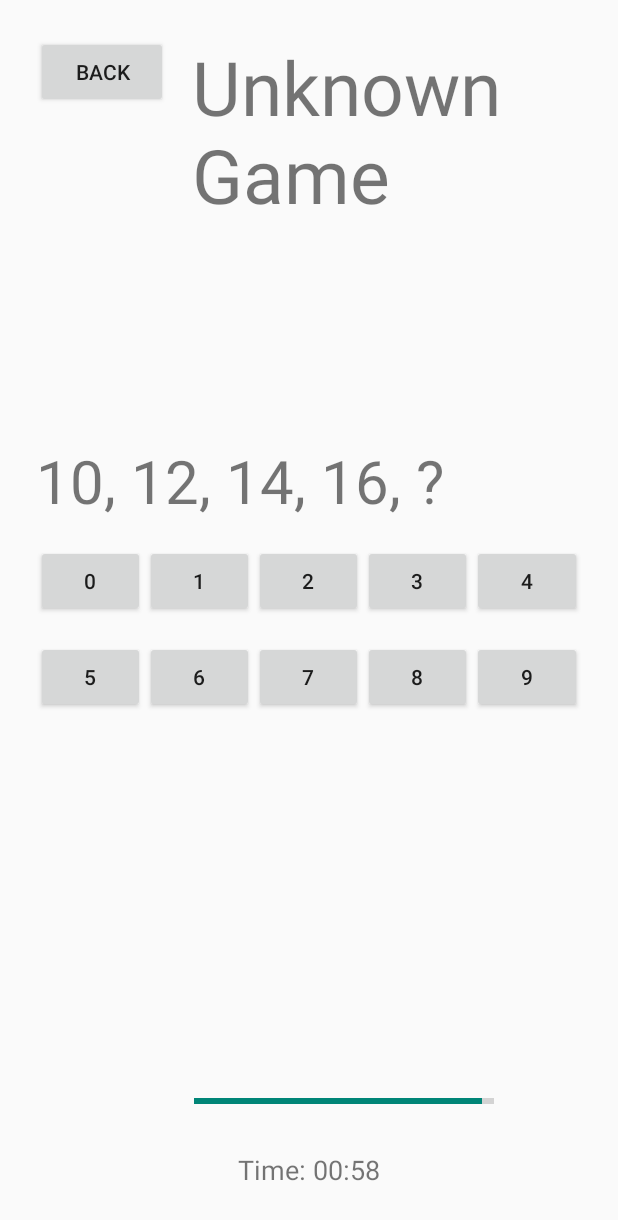
After one commit to mMelnic/RetroByte-Blitz, an Android app built with Jetpack Compose: the fragment SequenceGameFragment placed in its activity, on a phone screen of 412 x 824 dp. The commit adds this screen. Shown: the top 1220 px of the screen. Run offline under Robolectric (Android 15) with nearby library versions, the phone set to English and light mode, and no system bars.

Commit message:
Calculation game for arithmetic, geometric progressions

```diff
--- a/app/src/main/java/hu/bme/aut/fvf13l/retrobyteblitz/fragments/games/GameActivity.kt
+++ b/app/src/main/java/hu/bme/aut/fvf13l/retrobyteblitz/fragments/games/GameActivity.kt
@@ -35,6 +35,7 @@
             "MemoryGame" -> MemoryGameFragment()
             "Drag" -> MemoryDragGameFragment()
             "Grid" -> GridMemoryGameFragment()
+            "Sequence" -> SequenceGameFragment()
             // Add other cases for additional games as needed
             else -> null
         }
--- /dev/null
+++ b/app/src/main/java/hu/bme/aut/fvf13l/retrobyteblitz/fragments/games/SequenceGameFragment.kt
@@ -0,0 +1,121 @@
+package hu.bme.aut.fvf13l.retrobyteblitz.fragments.games
+
+import android.os.Bundle
+import android.os.Handler
+import android.os.Looper
+import android.view.LayoutInflater
+import android.view.View
+import android.view.ViewGroup
+import android.widget.Button
+import androidx.appcompat.app.AlertDialog
+import androidx.fragment.app.Fragment
+import hu.bme.aut.fvf13l.retrobyteblitz.databinding.FragmentSequenceGameBinding
+import kotlin.math.pow
+import kotlin.random.Random
+
+class SequenceGameFragment : Fragment(), CountdownTimerFragment.TimerEndListener {
+
+    private var correctAnswers = 0
+    private var totalRounds = 0
+    private var currentSequence: List<Int> = listOf()
+    private lateinit var binding: FragmentSequenceGameBinding
+    private var userInput = ""
+    private var correctAnswer: Int = 0
+    private val handler = Handler(Looper.getMainLooper())
+
+    override fun onCreateView(
+        inflater: LayoutInflater, container: ViewGroup?,
+        savedInstanceState: Bundle?
+    ): View? {
+        binding = FragmentSequenceGameBinding.inflate(inflater, container, false)
+
+        val buttons = listOf<Button>(
+            binding.button0,
+            binding.button1,
+            binding.button2,
+            binding.button3,
+            binding.button4,
+            binding.button5,
+            binding.button6,
+            binding.button7,
+            binding.button8,
+            binding.button9
+        )
+
+        buttons.forEach { button ->
+            button.setOnClickListener {
+                onNumberSelected(button.text.toString())
+            }
+        }
+
+        startNewRound()
+        return binding.root
+    }
+
+    private fun startNewRound() {
+        currentSequence = generateSequence()
+        displaySequence(currentSequence)
+        userInput = ""
+        totalRounds++
+    }
+
+    private fun generateSequence(): List<Int> {
+        val sequence = mutableListOf<Int>()
+
+        //val isArithmetic = Random.nextBoolean()
+        val isArithmetic = Random.nextInt(100) < 70
+
+        if (isArithmetic) {
+            // An arithmetic progression
+            val start = Random.nextInt(1, 21)
+            val difference = Random.nextInt(1, 16)
+            for (i in 0 until 4) {
+                sequence.add(start + i * difference)
+            }
+            correctAnswer = sequence.last() + difference
+        } else {
+            // A geometric progression
+            val start = Random.nextInt(1, 7)
+            val ratio = Random.nextInt(2, 5)
+            for (i in 0 until 4) {
+                sequence.add(start * ratio.toDouble().pow(i.toDouble()).toInt())
+            }
+            correctAnswer = sequence.last() * ratio
+        }
+
+        return sequence
+    }
+
+    private fun displaySequence(sequence: List<Int>, userAnswer: String = "?") {
+        val sequenceString = sequence.joinToString(", ") + ", " + userAnswer
+        binding.sequenceTextView.text = sequenceString
+    }
+
+    private fun onNumberSelected(digit: String) {
+        userInput += digit
+        displaySequence(currentSequence, userInput)
+        val correctAnswerString = correctAnswer.toString()
+        if (userInput.length == correctAnswerString.length) {
+            if (userInput == correctAnswerString) {
+                correctAnswers++
+            }
+            updateScore()
+            handler.postDelayed({
+                startNewRound()
+            }, 500)
+        }
+    }
+
+    private fun updateScore() {
+        binding.scoreTextView.text = "Correct: $correctAnswers / $totalRounds"
+    }
+
+    override fun onTimerEnd() {
+        AlertDialog.Builder(requireContext())
+            .setTitle("Game Over")
+            .setMessage("Score: $correctAnswers/$totalRounds")
+            .setPositiveButton("OK") { _, _ -> activity?.finish() }
+            .setOnDismissListener { activity?.finish() }
+            .show()
+    }
+}
--- a/app/src/main/java/hu/bme/aut/fvf13l/retrobyteblitz/fragments/menus/MiddleGamesFragment.kt
+++ b/app/src/main/java/hu/bme/aut/fvf13l/retrobyteblitz/fragments/menus/MiddleGamesFragment.kt
@@ -6,11 +6,8 @@
 import android.view.View
 import android.view.ViewGroup
 import androidx.fragment.app.Fragment
-import hu.bme.aut.fvf13l.retrobyteblitz.R
 import hu.bme.aut.fvf13l.retrobyteblitz.databinding.FragmentMiddleGamesBinding
-import hu.bme.aut.fvf13l.retrobyteblitz.fragments.games.CalculationGameFragment
 import hu.bme.aut.fvf13l.retrobyteblitz.fragments.games.GameActivity
-import hu.bme.aut.fvf13l.retrobyteblitz.fragments.games.SudokuGameFragment
 
 class MiddleGamesFragment : Fragment() {
 
@@ -21,7 +18,7 @@
         "Daily Exercises" to listOf("Game 1A", "Game 2A", "Game 3A", "Game 4A"),
         "Logic" to listOf("Game 1B", "Sudoku", "Game 3B", "Game 4B"),
         "Memory" to listOf("MemoryGame", "Drag", "Grid", "Game 4C"),
-        "Calculation" to listOf("Calculation", "Game 2D", "Game 3D", "Game 4D"),
+        "Calculation" to listOf("Calculation", "Sequence", "Game 3D", "Game 4D"),
         "Knowledge" to listOf("Game 1E", "Game 2E", "Game 3E", "Game 4E")
     )
 
@@ -119,6 +116,13 @@
                 }
                 startActivity(intent)
             }
+            "Sequence" -> {
+                val intent = Intent(requireContext(), GameActivity::class.java).apply {
+                    putExtra("GAME_NAME", "Sequence")
+                    putExtra("TIME_LIMIT", 60000L)
+                }
+                startActivity(intent)
+            }
             // ToDo add more cases here for other games
         }
     }
--- /dev/null
+++ b/app/src/main/res/layout/fragment_sequence_game.xml
@@ -0,0 +1,109 @@
+<?xml version="1.0" encoding="utf-8"?>
+<LinearLayout xmlns:android="http://schemas.android.com/apk/res/android"
+    android:layout_width="match_parent"
+    android:layout_height="match_parent"
+    android:orientation="vertical"
+    android:padding="16dp">
+
+    <TextView
+        android:id="@+id/sequenceTextView"
+        android:layout_width="wrap_content"
+        android:layout_height="wrap_content"
+        android:textSize="40sp" />
+
+    <LinearLayout
+        android:layout_width="match_parent"
+        android:layout_height="wrap_content"
+        android:orientation="horizontal"
+        android:gravity="center"
+        android:layout_marginTop="16dp">
+
+        <Button
+            android:id="@+id/button0"
+            android:layout_width="0dp"
+            android:layout_height="wrap_content"
+            android:layout_weight="1"
+            android:text="0" />
+
+        <Button
+            android:id="@+id/button1"
+            android:layout_width="0dp"
+            android:layout_height="wrap_content"
+            android:layout_weight="1"
+            android:text="1" />
+
+        <Button
+            android:id="@+id/button2"
+            android:layout_width="0dp"
+            android:layout_height="wrap_content"
+            android:layout_weight="1"
+            android:text="2" />
+
+        <Button
+            android:id="@+id/button3"
+            android:layout_width="0dp"
+            android:layout_height="wrap_content"
+            android:layout_weight="1"
+            android:text="3" />
+
+        <Button
+            android:id="@+id/button4"
+            android:layout_width="0dp"
+            android:layout_height="wrap_content"
+            android:layout_weight="1"
+            android:text="4" />
+
+    </LinearLayout>
+
+    <LinearLayout
+        android:layout_width="match_parent"
+        android:layout_height="wrap_content"
+        android:orientation="horizontal"
+        android:gravity="center"
+        android:layout_marginTop="16dp">
+
+        <Button
+            android:id="@+id/button5"
+            android:layout_width="0dp"
+            android:layout_height="wrap_content"
+            android:layout_weight="1"
+            android:text="5" />
+
+        <Button
+            android:id="@+id/button6"
+            android:layout_width="0dp"
+            android:layout_height="wrap_content"
+            android:layout_weight="1"
+            android:text="6" />
+
+        <Button
+            android:id="@+id/button7"
+            android:layout_width="0dp"
+            android:layout_height="wrap_content"
+            android:layout_weight="1"
+            android:text="7" />
+
+        <Button
+            android:id="@+id/button8"
+            android:layout_width="0dp"
+            android:layout_height="wrap_content"
+            android:layout_weight="1"
+            android:text="8" />
+
+        <Button
+            android:id="@+id/button9"
+            android:layout_width="0dp"
+            android:layout_height="wrap_content"
+            android:layout_weight="1"
+            android:text="9" />
+
+    </LinearLayout>
+
+    <TextView
+        android:id="@+id/scoreTextView"
+        android:layout_width="wrap_content"
+        android:layout_height="wrap_content"
+        android:layout_marginTop="16dp"
+        android:textSize="18sp" />
+
+</LinearLayout>
```
